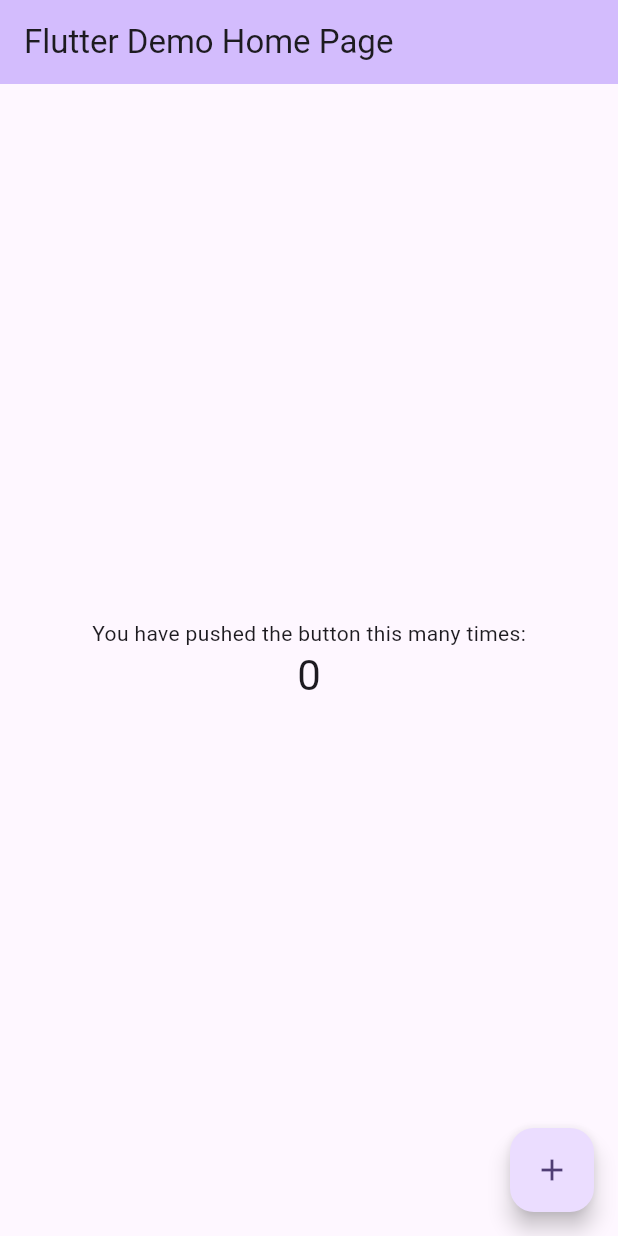
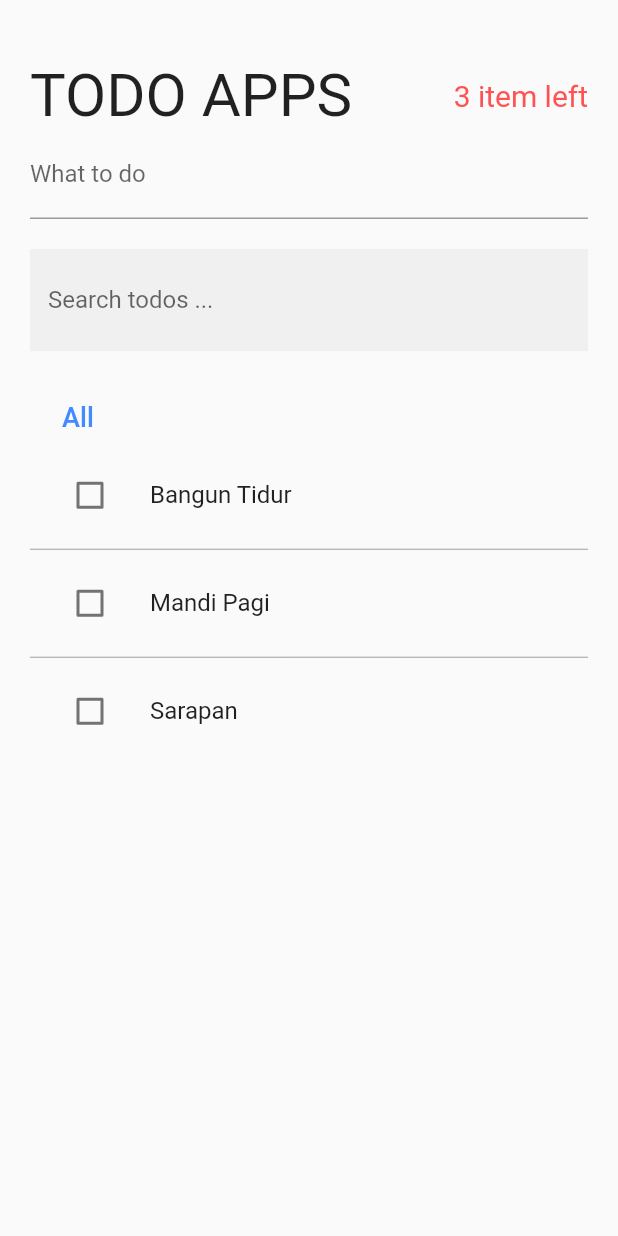
Before and after one commit to syafrialzulmi/flutter_todo_bloc, a Flutter app: the screen it shows after launch, on a phone screen of 412 x 824 dp. Run offline on Flutter 3.47's test engine with Material 2 defaults, Android fonts, the phone set to English and light mode, and no system bars; our stand-ins replace bloc, equatable, flutter_bloc, rxdart.

Commit message:
add ui pages

```diff
--- a/lib/main.dart
+++ b/lib/main.dart
@@ -1,4 +1,8 @@
 import 'package:flutter/material.dart';
+import 'package:flutter_bloc/flutter_bloc.dart';
+import 'package:flutter_todo_bloc/ui/pages/todos_page/todos_page.dart';
+
+import 'blocs/blocs.dart';
 
 void main() {
   runApp(const MyApp());
@@ -7,63 +11,37 @@ void main() {
 class MyApp extends StatelessWidget {
   const MyApp({super.key});
 
-  // This widget is the root of your application.
   @override
   Widget build(BuildContext context) {
-    return MaterialApp(
-      title: 'Flutter Demo',
-      theme: ThemeData(
-        colorScheme: ColorScheme.fromSeed(seedColor: Colors.deepPurple),
-        useMaterial3: true,
-      ),
-      home: const MyHomePage(title: 'Flutter Demo Home Page'),
-    );
-  }
-}
-
-class MyHomePage extends StatefulWidget {
-  const MyHomePage({super.key, required this.title});
-
-  final String title;
-
-  @override
-  State<MyHomePage> createState() => _MyHomePageState();
-}
-
-class _MyHomePageState extends State<MyHomePage> {
-  int _counter = 0;
-
-  void _incrementCounter() {
-    setState(() {
-      _counter++;
-    });
-  }
-
-  @override
-  Widget build(BuildContext context) {
-    return Scaffold(
-      appBar: AppBar(
-        backgroundColor: Theme.of(context).colorScheme.inversePrimary,
-        title: Text(widget.title),
-      ),
-      body: Center(
-        child: Column(
-          mainAxisAlignment: MainAxisAlignment.center,
-          children: <Widget>[
-            const Text(
-              'You have pushed the button this many times:',
-            ),
-            Text(
-              '$_counter',
-              style: Theme.of(context).textTheme.headlineMedium,
-            ),
-          ],
+    return MultiBlocProvider(
+      providers: [
+        BlocProvider<TodoFilterBloc>(
+          create: (context) => TodoFilterBloc(),
         ),
-      ),
-      floatingActionButton: FloatingActionButton(
-        onPressed: _incrementCounter,
-        tooltip: 'Increment',
-        child: const Icon(Icons.add),
+        BlocProvider<TodoSearchBloc>(
+          create: (context) => TodoSearchBloc(),
+        ),
+        BlocProvider<TodoListBloc>(
+          create: (context) => TodoListBloc(),
+        ),
+        BlocProvider<ActiveTodoCountBloc>(
+          create: (context) => ActiveTodoCountBloc(
+            initialActiveTodoCount:
+                context.read<TodoListBloc>().state.todos.length,
+          ),
+        ),
+        BlocProvider(
+          create: (context) => FilteredTodosBloc(
+              initialTodos: context.read<TodoListBloc>().state.todos),
+        ),
+      ],
+      child: MaterialApp(
+        title: "TODO Apps with BloC",
+        debugShowCheckedModeBanner: false,
+        theme: ThemeData(
+          primarySwatch: Colors.blue,
+        ),
+        home: const TodosPage(),
       ),
     );
   }
--- /dev/null
+++ b/lib/ui/pages/todos_page/create_todo.dart
@@ -0,0 +1,38 @@
+import 'package:flutter/material.dart';
+import 'package:flutter_bloc/flutter_bloc.dart';
+import 'package:flutter_todo_bloc/blocs/todo_list/todo_list_bloc.dart';
+
+class CreateTodo extends StatefulWidget {
+  const CreateTodo({
+    super.key,
+  });
+
+  @override
+  State<CreateTodo> createState() => _CreateTodoState();
+}
+
+class _CreateTodoState extends State<CreateTodo> {
+  final TextEditingController newTodoC = TextEditingController();
+
+  @override
+  void dispose() {
+    newTodoC.dispose();
+    super.dispose();
+  }
+
+  @override
+  Widget build(BuildContext context) {
+    return TextField(
+      controller: newTodoC,
+      decoration: const InputDecoration(
+        labelText: "What to do",
+      ),
+      onSubmitted: (String? todoDesc) {
+        if (todoDesc != null && todoDesc.trim().isNotEmpty) {
+          context.read<TodoListBloc>().add(AddTodoEvent(todoDesc: todoDesc));
+          newTodoC.clear();
+        }
+      },
+    );
+  }
+}
--- /dev/null
+++ b/lib/ui/pages/todos_page/serach_and_filter_todo.dart
@@ -0,0 +1,70 @@
+import 'package:flutter/material.dart';
+import 'package:flutter_bloc/flutter_bloc.dart';
+import 'package:flutter_todo_bloc/blocs/todo_filter/todo_filter_bloc.dart';
+
+import '../../../blocs/todo_search/todo_search_bloc.dart';
+import '../../../data/models/todo_model.dart';
+
+class SearchAndFilterTodo extends StatelessWidget {
+  const SearchAndFilterTodo({
+    super.key,
+  });
+
+  @override
+  Widget build(BuildContext context) {
+    return Column(
+      children: [
+        TextField(
+          decoration: const InputDecoration(
+            labelText: "Search todos ...",
+            border: InputBorder.none,
+            filled: true,
+            prefix: Icon(Icons.search),
+          ),
+          onChanged: (String? newSearhTerm) {
+            if (newSearhTerm != null) {
+              context.read<TodoSearchBloc>().add(
+                    SetSearchTermEvent(newSearchTerm: newSearhTerm),
+                  );
+            }
+          },
+        ),
+        const SizedBox(
+          height: 20.0,
+        ),
+        Row(
+          mainAxisAlignment: MainAxisAlignment.spaceBetween,
+          children: [
+            filterButton(context, Filter.all),
+          ],
+        )
+      ],
+    );
+  }
+}
+
+Widget filterButton(BuildContext context, Filter filter) {
+  return TextButton(
+    onPressed: () {
+      context.read<TodoFilterBloc>().add(
+            ChangeFilterEvent(newFilter: filter),
+          );
+    },
+    child: Text(
+      filter == Filter.all
+          ? "All"
+          : filter == Filter.active
+              ? "Active"
+              : "Completed",
+      style: TextStyle(
+        fontSize: 18.0,
+        color: textColor(context, filter),
+      ),
+    ),
+  );
+}
+
+Color textColor(BuildContext context, Filter filter) {
+  final currentFilter = context.watch<TodoFilterBloc>().state.filter;
+  return currentFilter == filter ? Colors.blueAccent : Colors.grey;
+}
--- /dev/null
+++ b/lib/ui/pages/todos_page/show_todos.dart
@@ -0,0 +1,238 @@
+import 'package:flutter/material.dart';
+import 'package:flutter_bloc/flutter_bloc.dart';
+import 'package:flutter_todo_bloc/blocs/filtered_todos/filtered_todos_bloc.dart';
+import 'package:flutter_todo_bloc/blocs/todo_filter/todo_filter_bloc.dart';
+
+import 'package:flutter_todo_bloc/blocs/todo_list/todo_list_bloc.dart';
+import 'package:flutter_todo_bloc/blocs/todo_search/todo_search_bloc.dart';
+import 'package:flutter_todo_bloc/data/models/todo_model.dart';
+
+class ShowTodos extends StatelessWidget {
+  const ShowTodos({
+    super.key,
+  });
+
+  List<Todo> setFilteredTodos(
+    Filter filter,
+    List<Todo> todos,
+    String searchTerm,
+  ) {
+    List<Todo> filteredTodos;
+
+    switch (filter) {
+      case Filter.active:
+        filteredTodos = todos.where((Todo todo) => !todo.completed).toList();
+        break;
+      case Filter.completed:
+        filteredTodos = todos.where((Todo todo) => todo.completed).toList();
+        break;
+      case Filter.all:
+      default:
+        filteredTodos = todos;
+        break;
+    }
+
+    if (searchTerm.isNotEmpty) {
+      filteredTodos = filteredTodos
+          .where((Todo todo) =>
+              todo.desc.toLowerCase().contains(searchTerm.toLowerCase()))
+          .toList();
+    }
+
+    return filteredTodos;
+  }
+
+  @override
+  Widget build(BuildContext context) {
+    final todos = context.watch<FilteredTodosBloc>().state.filteredTodo;
+    return MultiBlocListener(
+      listeners: [
+        BlocListener<TodoListBloc, TodoListState>(
+          listener: (context, state) {
+            final filteredTodos = setFilteredTodos(
+              context.read<TodoFilterBloc>().state.filter,
+              state.todos,
+              context.read<TodoSearchBloc>().state.serachTerm,
+            );
+
+            context.read<FilteredTodosBloc>().add(
+                CalculatedFilteredTodosEvent(filteredTodos: filteredTodos));
+          },
+        ),
+        BlocListener<TodoFilterBloc, TodoFilterState>(
+          listener: (context, state) {
+            final filteredTodos = setFilteredTodos(
+              state.filter,
+              context.read<TodoListBloc>().state.todos,
+              context.read<TodoSearchBloc>().state.serachTerm,
+            );
+            context.read<FilteredTodosBloc>().add(
+                CalculatedFilteredTodosEvent(filteredTodos: filteredTodos));
+          },
+        ),
+        BlocListener<TodoSearchBloc, TodoSearchState>(
+          listener: (context, state) {
+            final filteredTodos = setFilteredTodos(
+                context.read<TodoFilterBloc>().state.filter,
+                context.read<TodoListBloc>().state.todos,
+                state.serachTerm);
+
+            context.read<FilteredTodosBloc>().add(
+                CalculatedFilteredTodosEvent(filteredTodos: filteredTodos));
+          },
+        ),
+      ],
+      child: ListView.separated(
+        primary: false,
+        shrinkWrap: true,
+        itemCount: todos.length,
+        separatorBuilder: (BuildContext context, int index) {
+          return const Divider(
+            color: Colors.grey,
+          );
+        },
+        itemBuilder: (BuildContext context, int index) {
+          return Dismissible(
+            key: ValueKey(todos[index].id),
+            background: showBackground(0),
+            secondaryBackground: showBackground(1),
+            onDismissed: (_) {
+              context
+                  .read<TodoListBloc>()
+                  .add(RemoveTodoEvent(todo: todos[index]));
+            },
+            confirmDismiss: (_) {
+              return showDialog(
+                context: context,
+                barrierDismissible: false,
+                builder: (context) {
+                  return AlertDialog(
+                    title: const Text("Are you sure"),
+                    content: const Text("Do you really want to delete?"),
+                    actions: [
+                      TextButton(
+                        onPressed: () => Navigator.pop(context, false),
+                        child: const Text("No"),
+                      ),
+                      TextButton(
+                        onPressed: () => Navigator.pop(context, true),
+                        child: const Text("Yes"),
+                      ),
+                    ],
+                  );
+                },
+              );
+            },
+            child: TodoItem(
+              todo: todos[index],
+            ),
+          );
+        },
+      ),
+    );
+  }
+
+  Widget showBackground(int direction) {
+    return Container(
+      margin: const EdgeInsets.all(
+        4.0,
+      ),
+      padding: const EdgeInsets.symmetric(
+        horizontal: 10,
+      ),
+      color: Colors.red,
+      alignment: direction == 0 ? Alignment.centerLeft : Alignment.centerRight,
+      child: const Icon(
+        Icons.delete,
+        size: 30.0,
+        color: Colors.white,
+      ),
+    );
+  }
+}
+
+class TodoItem extends StatefulWidget {
+  final Todo todo;
+  const TodoItem({
+    super.key,
+    required this.todo,
+  });
+
+  @override
+  State<TodoItem> createState() => _TodoItemState();
+}
+
+class _TodoItemState extends State<TodoItem> {
+  late final TextEditingController textDescC;
+
+  @override
+  void initState() {
+    super.initState();
+    textDescC = TextEditingController();
+  }
+
+  @override
+  void dispose() {
+    textDescC.dispose();
+    super.dispose();
+  }
+
+  @override
+  Widget build(BuildContext context) {
+    return ListTile(
+      onTap: () {
+        showDialog(
+          context: context,
+          builder: (context) {
+            bool error = false;
+            textDescC.text = widget.todo.desc;
+
+            return StatefulBuilder(
+              builder: (BuildContext context, StateSetter setState) {
+                return AlertDialog(
+                  title: const Text("Edit todo"),
+                  content: TextField(
+                    controller: textDescC,
+                    autofocus: true,
+                    decoration: InputDecoration(
+                      errorText: error ? "Value cannot be empty" : null,
+                    ),
+                  ),
+                  actions: [
+                    TextButton(
+                      onPressed: () => Navigator.pop(context),
+                      child: const Text("Cancel"),
+                    ),
+                    TextButton(
+                      onPressed: () {
+                        setState(
+                          () {
+                            error = textDescC.text.isEmpty ? true : false;
+                            if (!error) {
+                              context.read<TodoListBloc>().add(EditTodoEvent(
+                                  id: widget.todo.id,
+                                  todoDesc: textDescC.text));
+                              Navigator.pop(context);
+                            }
+                          },
+                        );
+                      },
+                      child: const Text("Edit"),
+                    ),
+                  ],
+                );
+              },
+            );
+          },
+        );
+      },
+      leading: Checkbox(
+        value: widget.todo.completed,
+        onChanged: (bool? checked) {
+          context.read<TodoListBloc>().add(ToggleTodoEvent(id: widget.todo.id));
+        },
+      ),
+      title: Text(widget.todo.desc),
+    );
+  }
+}
--- /dev/null
+++ b/lib/ui/pages/todos_page/todo_header.dart
@@ -0,0 +1,51 @@
+import 'package:flutter/material.dart';
+import 'package:flutter_bloc/flutter_bloc.dart';
+import 'package:flutter_todo_bloc/blocs/active_todo_count/active_todo_count_bloc.dart';
+
+import 'package:flutter_todo_bloc/blocs/todo_list/todo_list_bloc.dart';
+import 'package:flutter_todo_bloc/data/models/todo_model.dart';
+
+class TodoHeader extends StatelessWidget {
+  const TodoHeader({
+    super.key,
+  });
+
+  @override
+  Widget build(BuildContext context) {
+    return Row(
+      mainAxisAlignment: MainAxisAlignment.spaceBetween,
+      children: [
+        const Text(
+          "TODO APPS",
+          style: TextStyle(
+            fontSize: 40.0,
+          ),
+        ),
+        BlocListener<TodoListBloc, TodoListState>(
+          listener: (context, state) {
+            final int activeTodoCount = state.todos
+                .where((Todo todo) => !todo.completed)
+                .toList()
+                .length;
+
+            context.read<ActiveTodoCountBloc>().add(
+                  CalculateActiveTodoCountEvent(
+                      activeTodoCount: activeTodoCount),
+                );
+          },
+          child: BlocBuilder<ActiveTodoCountBloc, ActiveTodoCountState>(
+            builder: (context, state) {
+              return Text(
+                "${state.activeTodoCount} item left",
+                style: const TextStyle(
+                  fontSize: 20.0,
+                  color: Colors.redAccent,
+                ),
+              );
+            },
+          ),
+        ),
+      ],
+    );
+  }
+}
--- /dev/null
+++ b/lib/ui/pages/todos_page/todos_page.dart
@@ -0,0 +1,37 @@
+import 'package:flutter/material.dart';
+import 'package:flutter_todo_bloc/ui/pages/todos_page/show_todos.dart';
+
+import 'serach_and_filter_todo.dart';
+import 'create_todo.dart';
+import 'todo_header.dart';
+
+class TodosPage extends StatelessWidget {
+  const TodosPage({super.key});
+
+  @override
+  Widget build(BuildContext context) {
+    return const SafeArea(
+      child: Scaffold(
+        body: SingleChildScrollView(
+          child: Padding(
+            padding: EdgeInsets.symmetric(
+              horizontal: 20.0,
+              vertical: 40.0,
+            ),
+            child: Column(
+              children: [
+                TodoHeader(),
+                CreateTodo(),
+                SizedBox(
+                  height: 20.0,
+                ),
+                SearchAndFilterTodo(),
+                ShowTodos(),
+              ],
+            ),
+          ),
+        ),
+      ),
+    );
+  }
+}
```
